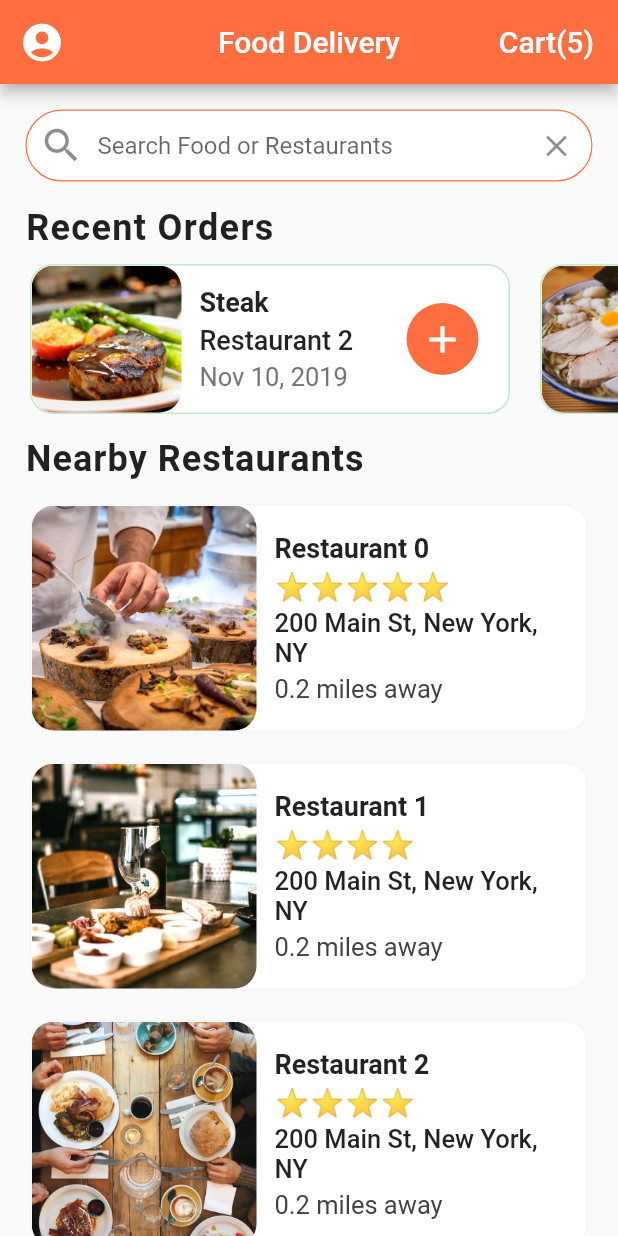
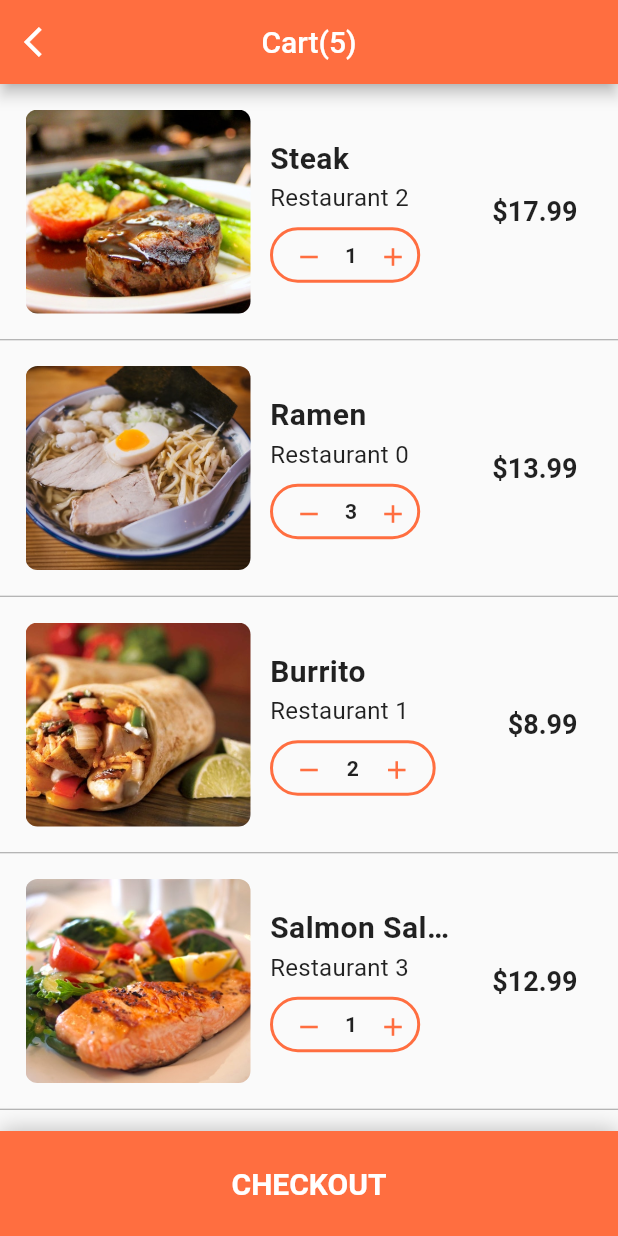
Before and after one commit to xzghx/Complex-UI-in-Flutter, a Flutter app: the screen it shows after launch, after a tap on an icon or button, on a phone screen of 412 x 824 dp. Run offline on Flutter 3.47's test engine with Material 2 defaults, Android fonts, the phone set to English and light mode, and no system bars; our stand-ins replace flutter_vector_icons, google_fonts, lottie; missing offline and left inert: animator.

Commit message:
food_delivery_app_completed

```diff
--- /dev/null
+++ b/food_delivery_app/lib/screens/food_cart_screen.dart
@@ -0,0 +1,255 @@
+import 'package:flutter/material.dart';
+import 'package:food_delivery_app/data/data.dart';
+import 'package:food_delivery_app/models/order.dart';
+
+class FoodCartScreen extends StatefulWidget {
+  @override
+  _FoodCartScreenState createState() => _FoodCartScreenState();
+}
+
+class _FoodCartScreenState extends State<FoodCartScreen> {
+  Widget _buildCartItem(Order order) {
+    return Container(
+      padding: EdgeInsets.all(17.0),
+      height: 170,
+      child: Row(
+        mainAxisAlignment: MainAxisAlignment.spaceBetween,
+        children: [
+          Expanded(
+            child: Row(
+              children: [
+                ClipRRect(
+                  borderRadius: BorderRadius.circular(8),
+                  child: Image(
+                    height: 150,
+                    width: 150,
+                    image: AssetImage(order.food.imageUrl),
+                    fit: BoxFit.cover,
+                  ),
+                ),
+                Expanded(
+                  child: Padding(
+                    padding: const EdgeInsets.all(13.0),
+                    child: Column(
+                      mainAxisAlignment: MainAxisAlignment.center,
+                      crossAxisAlignment: CrossAxisAlignment.start,
+                      children: [
+                        Text(
+                          order.food.name,
+                          style: TextStyle(
+                              fontWeight: FontWeight.bold,
+                              fontSize: 20.0,
+                              letterSpacing: 0.3),
+                          overflow: TextOverflow.ellipsis,
+                        ),
+                        SizedBox(
+                          height: 6,
+                        ),
+                        Text(
+                          order.restaurant.name,
+                          style: TextStyle(
+                            fontWeight: FontWeight.w400,
+                            fontSize: 16.0,
+                            letterSpacing: 0.2,
+                          ),
+                          overflow: TextOverflow.ellipsis,
+                        ),
+                        SizedBox(
+                          height: 10,
+                        ),
+                        _buildQty(order.quantity),
+                      ],
+                    ),
+                  ),
+                ),
+              ],
+            ),
+          ),
+          Container(
+            margin: EdgeInsets.symmetric(horizontal: 10),
+            child: Column(
+              mainAxisAlignment: MainAxisAlignment.center,
+              children: [
+                Text(
+                  "\$" + order.food.price.toString(),
+                  style: TextStyle(
+                    fontSize: 18.0,
+                    fontWeight: FontWeight.bold,
+                  ),
+                ),
+              ],
+            ),
+          ),
+        ],
+      ),
+    );
+  }
+
+  Widget _buildQty(int qty) {
+    return Container(
+      margin: EdgeInsets.only(
+        right: 25,
+      ),
+      height: 37,
+      decoration: BoxDecoration(
+        border: Border.all(
+          width: 2.0,
+          color: Theme.of(context).primaryColor,
+        ),
+        borderRadius: BorderRadius.circular(20.0),
+      ),
+      child: Row(
+        mainAxisAlignment: MainAxisAlignment.spaceBetween,
+        children: [
+          IconButton(
+            icon: Icon(Icons.remove),
+            onPressed: () {},
+            iconSize: 20,
+            splashRadius: 20.0,
+            color: Theme.of(context).primaryColor,
+          ),
+          Text(
+            qty.toString(),
+            style: TextStyle(
+              fontWeight: FontWeight.bold,
+            ),
+          ),
+          IconButton(
+            icon: Icon(Icons.add),
+            onPressed: () {},
+            iconSize: 20,
+            splashRadius: 15.0,
+            color: Theme.of(context).primaryColor,
+          ),
+        ],
+      ),
+    );
+  }
+
+  Widget _buildBottomCard() {
+    return Container(
+      padding:
+          EdgeInsets.only(bottom: MediaQuery.of(context).size.height * 0.077),
+      child: Column(
+        children: [
+          Padding(
+            padding: const EdgeInsets.all(17.0),
+            child: Row(
+              mainAxisAlignment: MainAxisAlignment.spaceBetween,
+              crossAxisAlignment: CrossAxisAlignment.center,
+              children: [
+                Text(
+                  'Estimated Delivery Time :',
+                  style: TextStyle(
+                    fontSize: 16.0,
+                    fontWeight: FontWeight.w600,
+                  ),
+                ),
+                Text(
+                  ' 30 min',
+                  style: TextStyle(
+                    fontSize: 18.0,
+                    fontWeight: FontWeight.w600,
+                  ),
+                ),
+              ],
+            ),
+          ),
+          Padding(
+            padding: const EdgeInsets.all(17.0),
+            child: Row(
+              mainAxisAlignment: MainAxisAlignment.spaceBetween,
+              crossAxisAlignment: CrossAxisAlignment.center,
+              children: [
+                Text(
+                  'Total Cost :',
+                  style: TextStyle(
+                    fontSize: 16.0,
+                    fontWeight: FontWeight.w600,
+                  ),
+                ),
+                Text(
+                  _getTotalCartAmount(),
+                  style: TextStyle(
+                    fontSize: 18.0,
+                    color: Colors.green,
+                    fontWeight: FontWeight.w600,
+                  ),
+                ),
+              ],
+            ),
+          ),
+        ],
+      ),
+    );
+  }
+
+  String _getTotalCartAmount() {
+    double total = 0;
+    currentUser.cart.map((Order order) {
+      total += order.food.price;
+    }).toList();
+    return "\$" + total.toStringAsFixed(2);
+  }
+
+  @override
+  Widget build(BuildContext context) {
+    return Scaffold(
+      appBar: AppBar(
+        centerTitle: true,
+        title: Text('Cart(${currentUser.cart.length})'),
+        leading: IconButton(
+          onPressed: () => Navigator.of(context).pop(),
+          icon: Icon(
+            Icons.arrow_back_ios,
+          ),
+        ),
+      ),
+      body: ListView.separated(
+        physics: BouncingScrollPhysics(),
+        itemCount: currentUser.orders.length + 1,
+        itemBuilder: (context, index) {
+          if (index < currentUser.cart.length) {
+            Order order = currentUser.orders[index];
+            return _buildCartItem(order);
+          } else {
+            return _buildBottomCard();
+          }
+        },
+        separatorBuilder: (context, index) {
+          return Divider(
+            height: 1.0,
+            color: Colors.grey,
+          );
+        },
+      ),
+      bottomSheet: Container(
+        height: 70,
+        width: MediaQuery.of(context).size.width,
+        decoration: BoxDecoration(
+          color: Theme.of(context).primaryColor,
+          boxShadow: [
+            BoxShadow(
+              color: Colors.black26,
+              offset: Offset(0, -1),
+              blurRadius: 12.0,
+            ),
+          ],
+        ),
+        child: Center(
+          child: FlatButton(
+            onPressed: () => null,
+            child: Text(
+              "CHECKOUT",
+              style: TextStyle(
+                color: Colors.white,
+                fontSize: 20.0,
+                fontWeight: FontWeight.bold,
+              ),
+            ),
+          ),
+        ),
+      ),
+    );
+  }
+}
--- a/food_delivery_app/lib/screens/home_screen.dart
+++ b/food_delivery_app/lib/screens/home_screen.dart
@@ -3,6 +3,7 @@ import 'package:flutter/material.dart';
 import 'package:flutter/services.dart';
 import 'package:food_delivery_app/data/data.dart';
 import 'package:food_delivery_app/models/restaurant.dart';
+import 'package:food_delivery_app/screens/food_cart_screen.dart';
 import 'package:food_delivery_app/screens/restaurant_screen.dart';
 import 'package:food_delivery_app/widgets/rating_starts.dart';
 import 'package:food_delivery_app/widgets/recent_orders.dart';
@@ -125,7 +126,8 @@ class _HomeScreenState extends State<HomeScreen> {
               'Cart(${currentUser.cart.length})',
               style: TextStyle(color: Colors.white, fontSize: 20.0),
             ),
-            onPressed: () => null,
+            onPressed: () => Navigator.of(context)
+                .push(CupertinoPageRoute(builder: (_) => FoodCartScreen())),
           ),
         ],
       ),
```
Also changed, not shown: food_delivery_app/ss/ss1.png (added), food_delivery_app/ss/ss2.png (added), food_delivery_app/ss/ss3.png (added).
